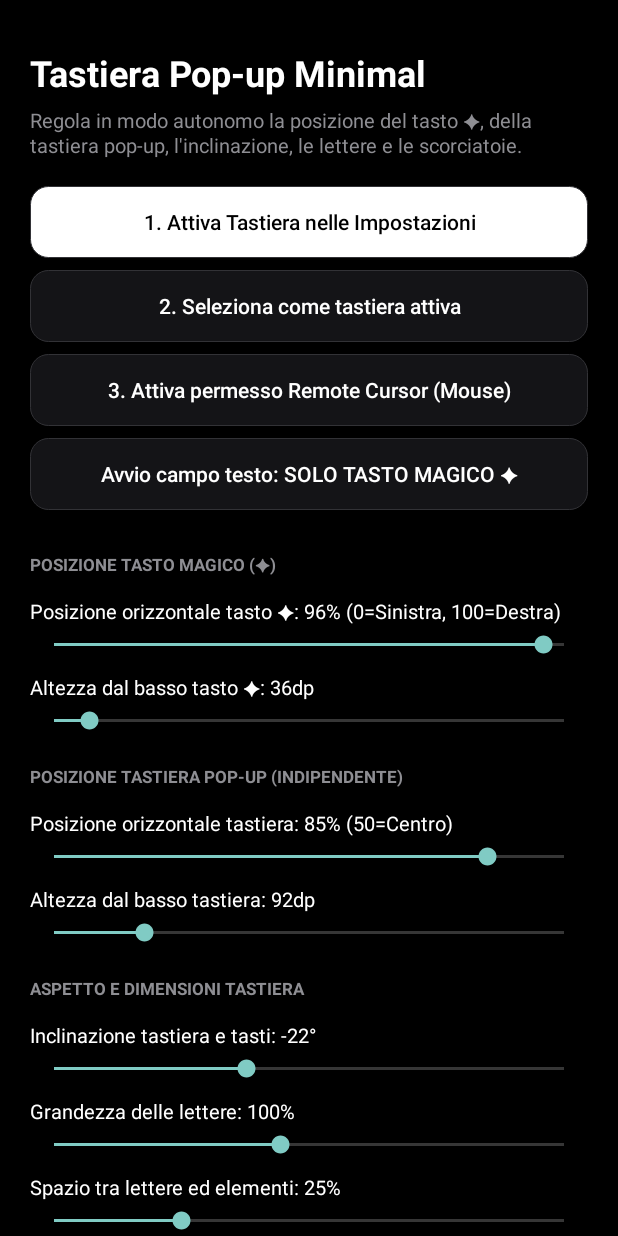
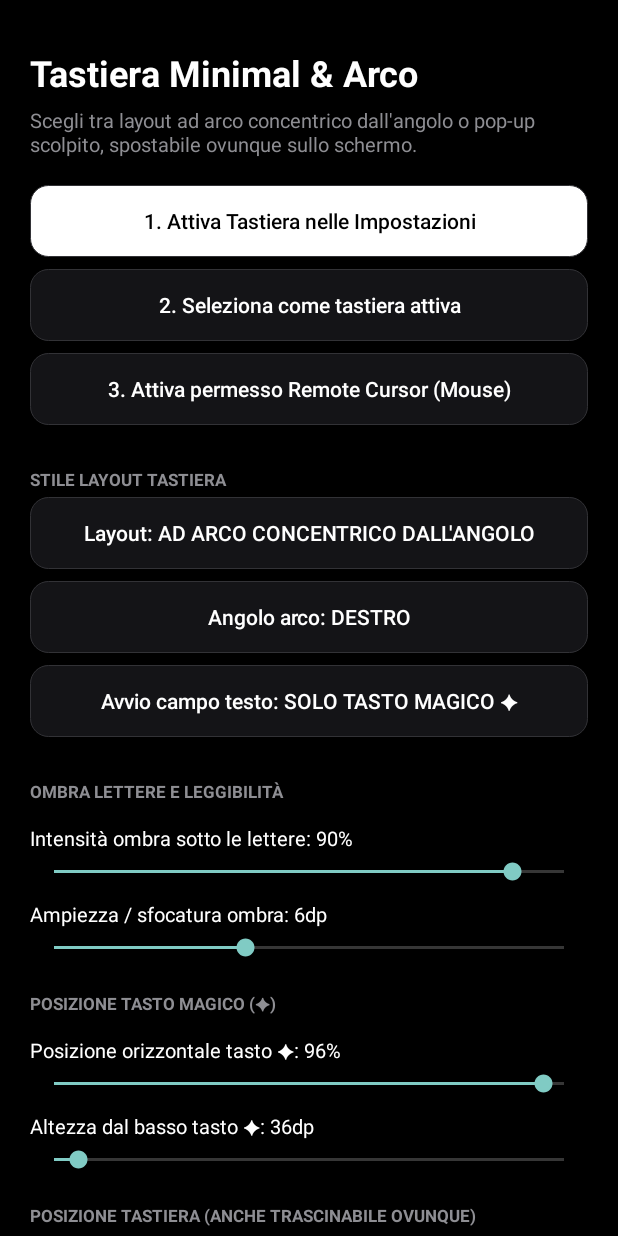
Before and after one commit to QuickSparkSem/Tastiera45, an Android app: the screen it shows after launch (MainActivity), on a phone screen of 412 x 824 dp. Run offline under Robolectric (Android 15) with nearby library versions, the phone set to English and light mode, and no system bars.

Commit message:
Update MainActivity.kt

```diff
--- a/app/src/main/java/com/tastiera45/ime/MainActivity.kt
+++ b/app/src/main/java/com/tastiera45/ime/MainActivity.kt
@@ -62,7 +62,7 @@ class MainActivity : Activity() {
         }
 
         val title = TextView(this).apply {
-            text = "Tastiera Pop-up Minimal"
+            text = "Tastiera Minimal & Arco"
             textSize = 24f
             typeface = Typeface.DEFAULT_BOLD
             setTextColor(Color.WHITE)
@@ -70,7 +70,7 @@ class MainActivity : Activity() {
         container.addView(title)
 
         val subtitle = TextView(this).apply {
-            text = "Regola in modo autonomo la posizione del tasto ✦, della tastiera pop-up, l'inclinazione, le lettere e le scorciatoie."
+            text = "Scegli tra layout ad arco concentrico dall'angolo o pop-up scolpito, spostabile ovunque sullo schermo."
             textSize = 13.5f
             setTextColor(Color.parseColor("#8E8E93"))
             setPadding(0, (6 * density).toInt(), 0, (18 * density).toInt())
@@ -91,12 +91,50 @@ class MainActivity : Activity() {
             startActivity(Intent(Settings.ACTION_ACCESSIBILITY_SETTINGS))
         })
 
-        // --- Modalità di comparsa ---
+        // =========================================================================
+        // SEZIONE A: STILE LAYOUT E AVVIO
+        // =========================================================================
+        container.addView(makeGroupTitle("STILE LAYOUT TASTIERA"))
+
+        val layoutStyleBtn = makeActionButton(
+            if (prefs.getBoolean("kb_arc_mode", true))
+                "Layout: AD ARCO CONCENTRICO DALL'ANGOLO"
+            else
+                "Layout: POP-UP SCOLPITO FLUTTUANTE",
+            "#141417",
+            "#FFFFFF"
+        ) {}
+        layoutStyleBtn.setOnClickListener {
+            val next = !prefs.getBoolean("kb_arc_mode", true)
+            prefs.edit().putBoolean("kb_arc_mode", next).apply()
+            layoutStyleBtn.text = if (next) {
+                "Layout: AD ARCO CONCENTRICO DALL'ANGOLO"
+            } else {
+                "Layout: POP-UP SCOLPITO FLUTTUANTE"
+            }
+        }
+        container.addView(layoutStyleBtn)
+
+        val arcCornerBtn = makeActionButton(
+            if (prefs.getBoolean("kb_arc_left", false))
+                "Angolo arco: SINISTRO"
+            else
+                "Angolo arco: DESTRO",
+            "#141417",
+            "#FFFFFF"
+        ) {}
+        arcCornerBtn.setOnClickListener {
+            val next = !prefs.getBoolean("kb_arc_left", false)
+            prefs.edit().putBoolean("kb_arc_left", next).apply()
+            arcCornerBtn.text = if (next) "Angolo arco: SINISTRO" else "Angolo arco: DESTRO"
+        }
+        container.addView(arcCornerBtn)
+
         val orbModeBtn = makeActionButton(
             if (prefs.getBoolean("orb_only_start", true))
                 "Avvio campo testo: SOLO TASTO MAGICO ✦"
             else
-                "Avvio campo testo: TASTIERA POP-UP SUBITO APERTA",
+                "Avvio campo testo: TASTIERA SUBITO APERTA",
             "#141417",
             "#FFFFFF"
         ) {}
@@ -106,18 +144,60 @@ class MainActivity : Activity() {
             orbModeBtn.text = if (next) {
                 "Avvio campo testo: SOLO TASTO MAGICO ✦"
             } else {
-                "Avvio campo testo: TASTIERA POP-UP SUBITO APERTA"
+                "Avvio campo testo: TASTIERA SUBITO APERTA"
             }
         }
         container.addView(orbModeBtn)
 
         // =========================================================================
-        // SEZIONE A: POSIZIONE AUTONOMA TASTO MAGICO (✦)
+        // SEZIONE B: OMBRA MARCATA SOTTO LE LETTERE
+        // =========================================================================
+        container.addView(makeGroupTitle("OMBRA LETTERE E LEGGIBILITÀ"))
+
+        val savedShadowStrength = prefs.getFloat("kb_shadow_strength", 0.90f)
+        val initialShadowPct = (savedShadowStrength * 100).toInt().coerceIn(0, 100)
+        val shadowStrengthLabel = makeSectionLabel("Intensità ombra sotto le lettere: $initialShadowPct%")
+        container.addView(shadowStrengthLabel)
+
+        val shadowStrengthSeek = SeekBar(this).apply {
+            max = 100
+            progress = initialShadowPct
+            setOnSeekBarChangeListener(object : SeekBar.OnSeekBarChangeListener {
+                override fun onProgressChanged(sb: SeekBar?, value: Int, fromUser: Boolean) {
+                    shadowStrengthLabel.text = "Intensità ombra sotto le lettere: $value%"
+                    prefs.edit().putFloat("kb_shadow_strength", value / 100f).apply()
+                }
+                override fun onStartTrackingTouch(sb: SeekBar?) {}
+                override fun onStopTrackingTouch(sb: SeekBar?) {}
+            })
+        }
+        container.addView(shadowStrengthSeek)
+
+        val savedShadowBlur = prefs.getFloat("kb_shadow_blur", 6.5f).toInt().coerceIn(0, 16)
+        val shadowBlurLabel = makeSectionLabel("Ampiezza / sfocatura ombra: ${savedShadowBlur}dp")
+        container.addView(shadowBlurLabel)
+
+        val shadowBlurSeek = SeekBar(this).apply {
+            max = 16
+            progress = savedShadowBlur
+            setOnSeekBarChangeListener(object : SeekBar.OnSeekBarChangeListener {
+                override fun onProgressChanged(sb: SeekBar?, value: Int, fromUser: Boolean) {
+                    shadowBlurLabel.text = "Ampiezza / sfocatura ombra: ${value}dp"
+                    prefs.edit().putFloat("kb_shadow_blur", value.toFloat()).apply()
+                }
+                override fun onStartTrackingTouch(sb: SeekBar?) {}
+                override fun onStopTrackingTouch(sb: SeekBar?) {}
+            })
+        }
+        container.addView(shadowBlurSeek)
+
+        // =========================================================================
+        // SEZIONE C: POSIZIONE AUTONOMA TASTO MAGICO (✦) E TASTIERA (2D)
         // =========================================================================
         container.addView(makeGroupTitle("POSIZIONE TASTO MAGICO (✦)"))
 
         val orbXPct = (prefs.getFloat("orb_x_pct", 0.96f) * 100).toInt().coerceIn(0, 100)
-        val orbXLabel = makeSectionLabel("Posizione orizzontale tasto ✦: $orbXPct% (0=Sinistra, 100=Destra)")
+        val orbXLabel = makeSectionLabel("Posizione orizzontale tasto ✦: $orbXPct%")
         container.addView(orbXLabel)
 
         val orbXSeek = SeekBar(this).apply {
@@ -125,7 +205,7 @@ class MainActivity : Activity() {
             progress = orbXPct
             setOnSeekBarChangeListener(object : SeekBar.OnSeekBarChangeListener {
                 override fun onProgressChanged(sb: SeekBar?, value: Int, fromUser: Boolean) {
-                    orbXLabel.text = "Posizione orizzontale tasto ✦: $value% (0=Sinistra, 100=Destra)"
+                    orbXLabel.text = "Posizione orizzontale tasto ✦: $value%"
                     prefs.edit().putFloat("orb_x_pct", value / 100f).apply()
                 }
                 override fun onStartTrackingTouch(sb: SeekBar?) {}
@@ -134,12 +214,12 @@ class MainActivity : Activity() {
         }
         container.addView(orbXSeek)
 
-        val orbBottomDp = (prefs.getInt("orb_bottom_offset", (36 * density).toInt()) / density).toInt().coerceIn(0, 520)
+        val orbBottomDp = (prefs.getInt("orb_bottom_offset", (36 * density).toInt()) / density).toInt().coerceIn(0, 750)
         val orbYLabel = makeSectionLabel("Altezza dal basso tasto ✦: ${orbBottomDp}dp")
         container.addView(orbYLabel)
 
         val orbYSeek = SeekBar(this).apply {
-            max = 520
+            max = 750
             progress = orbBottomDp
             setOnSeekBarChangeListener(object : SeekBar.OnSeekBarChangeListener {
                 override fun onProgressChanged(sb: SeekBar?, value: Int, fromUser: Boolean) {
@@ -152,13 +232,10 @@ class MainActivity : Activity() {
         }
         container.addView(orbYSeek)
 
-        // =========================================================================
-        // SEZIONE B: POSIZIONE AUTONOMA TASTIERA POP-UP
-        // =========================================================================
-        container.addView(makeGroupTitle("POSIZIONE TASTIERA POP-UP (INDIPENDENTE)"))
+        container.addView(makeGroupTitle("POSIZIONE TASTIERA (ANCHE TRASCINABILE OVUNQUE)"))
 
-        val kbXPct = (prefs.getFloat("kb_x_pct", 0.85f) * 100).toInt().coerceIn(0, 100)
-        val kbXLabel = makeSectionLabel("Posizione orizzontale tastiera: $kbXPct% (50=Centro)")
+        val kbXPct = (prefs.getFloat("kb_x_pct", 1.0f) * 100).toInt().coerceIn(0, 100)
+        val kbXLabel = makeSectionLabel("Posizione orizzontale tastiera: $kbXPct%")
         container.addView(kbXLabel)
 
         val kbXSeek = SeekBar(this).apply {
@@ -166,7 +243,7 @@ class MainActivity : Activity() {
             progress = kbXPct
             setOnSeekBarChangeListener(object : SeekBar.OnSeekBarChangeListener {
                 override fun onProgressChanged(sb: SeekBar?, value: Int, fromUser: Boolean) {
-                    kbXLabel.text = "Posizione orizzontale tastiera: $value% (50=Centro)"
+                    kbXLabel.text = "Posizione orizzontale tastiera: $value%"
                     prefs.edit().putFloat("kb_x_pct", value / 100f).apply()
                 }
                 override fun onStartTrackingTouch(sb: SeekBar?) {}
@@ -175,12 +252,12 @@ class MainActivity : Activity() {
         }
         container.addView(kbXSeek)
 
-        val kbBottomDp = (prefs.getInt("kb_bottom_offset", (92 * density).toInt()) / density).toInt().coerceIn(0, 520)
+        val kbBottomDp = (prefs.getInt("kb_bottom_offset", (36 * density).toInt()) / density).toInt().coerceIn(0, 750)
         val kbYLabel = makeSectionLabel("Altezza dal basso tastiera: ${kbBottomDp}dp")
         container.addView(kbYLabel)
 
         val kbYSeek = SeekBar(this).apply {
-            max = 520
+            max = 750
             progress = kbBottomDp
             setOnSeekBarChangeListener(object : SeekBar.OnSeekBarChangeListener {
                 override fun onProgressChanged(sb: SeekBar?, value: Int, fromUser: Boolean) {
@@ -194,12 +271,12 @@ class MainActivity : Activity() {
         container.addView(kbYSeek)
 
         // =========================================================================
-        // SEZIONE C: ASPETTO, INCLINAZIONE, LETTERE E SPAZIATURA
+        // SEZIONE D: DIMENSIONI, INCLINAZIONE, LETTERE E SFONDO (FINO A 0%)
         // =========================================================================
-        container.addView(makeGroupTitle("ASPETTO E DIMENSIONI TASTIERA"))
+        container.addView(makeGroupTitle("DIMENSIONI, INCLINAZIONE E SFONDO"))
 
-        val savedTilt = prefs.getFloat("kb_tilt", -22f).toInt().coerceIn(-90, 90)
-        val tiltLabel = makeSectionLabel("Inclinazione tastiera e tasti: ${savedTilt}°")
+        val savedTilt = prefs.getFloat("kb_tilt", 0f).toInt().coerceIn(-90, 90)
+        val tiltLabel = makeSectionLabel("Inclinazione / apertura: ${savedTilt}°")
         container.addView(tiltLabel)
 
         val tiltSeekBar = SeekBar(this).apply {
@@ -208,7 +285,7 @@ class MainActivity : Activity() {
             setOnSeekBarChangeListener(object : SeekBar.OnSeekBarChangeListener {
                 override fun onProgressChanged(sb: SeekBar?, value: Int, fromUser: Boolean) {
                     val deg = value - 90
-                    tiltLabel.text = "Inclinazione tastiera e tasti: ${deg}°"
+                    tiltLabel.text = "Inclinazione / apertura: ${deg}°"
                     prefs.edit().putFloat("kb_tilt", deg.toFloat()).apply()
                 }
                 override fun onStartTrackingTouch(sb: SeekBar?) {}
@@ -256,7 +333,7 @@ class MainActivity : Activity() {
         }
         container.addView(spacingSeekBar)
 
-        val savedScale = prefs.getFloat("kb_scale", 0.82f)
+        val savedScale = prefs.getFloat("kb_scale", 0.84f)
         val initialSizePct = (savedScale * 100).toInt().coerceIn(50, 98)
         val sizeLabel = makeSectionLabel("Dimensione generale tastiera: $initialSizePct%")
         container.addView(sizeLabel)
@@ -276,19 +353,18 @@ class MainActivity : Activity() {
         }
         container.addView(sizeSeekBar)
 
-        val savedOpacity = prefs.getFloat("kb_alpha", 0.94f)
-        val initialOpacityPct = (savedOpacity * 100).toInt().coerceIn(15, 100)
-        val alphaLabel = makeSectionLabel("Opacità sfondo nero: $initialOpacityPct%")
+        val savedOpacity = prefs.getFloat("kb_alpha", 0.12f)
+        val initialOpacityPct = (savedOpacity * 100).toInt().coerceIn(0, 100)
+        val alphaLabel = makeSectionLabel("Opacità sfondo: $initialOpacityPct% (0%=Senza sfondo)")
         container.addView(alphaLabel)
 
         val alphaSeekBar = SeekBar(this).apply {
-            max = 85
-            progress = initialOpacityPct - 15
+            max = 100
+            progress = initialOpacityPct
             setOnSeekBarChangeListener(object : SeekBar.OnSeekBarChangeListener {
                 override fun onProgressChanged(sb: SeekBar?, value: Int, fromUser: Boolean) {
-                    val pct = 15 + value
-                    alphaLabel.text = "Opacità sfondo nero: $pct%"
-                    prefs.edit().putFloat("kb_alpha", pct / 100f).apply()
+                    alphaLabel.text = "Opacità sfondo: $value% (0%=Senza sfondo)"
+                    prefs.edit().putFloat("kb_alpha", value / 100f).apply()
                 }
                 override fun onStartTrackingTouch(sb: SeekBar?) {}
                 override fun onStopTrackingTouch(sb: SeekBar?) {}
@@ -297,7 +373,7 @@ class MainActivity : Activity() {
         container.addView(alphaSeekBar)
 
         // =========================================================================
-        // SEZIONE D: SCORCIATOIE PERSONALIZZATE NEL MENU ✦
+        // SEZIONE E: SCORCIATOIE PERSONALIZZATE NEL MENU ✦
         // =========================================================================
         container.addView(makeGroupTitle("SCORCIATOIE NEL MENU ✦"))
 
@@ -421,7 +497,7 @@ class MainActivity : Activity() {
 
         // --- Campo di prova ---
         val testBox = EditText(this).apply {
-            hint = "Tocca qui per provare il tasto ✦ e la tastiera pop-up..."
+            hint = "Tocca qui per provare l'arco, l'ombra e lo spostamento..."
             setHintTextColor(Color.parseColor("#6E6E73"))
             setTextColor(Color.WHITE)
             setBackgroundColor(Color.parseColor("#121215"))
```
